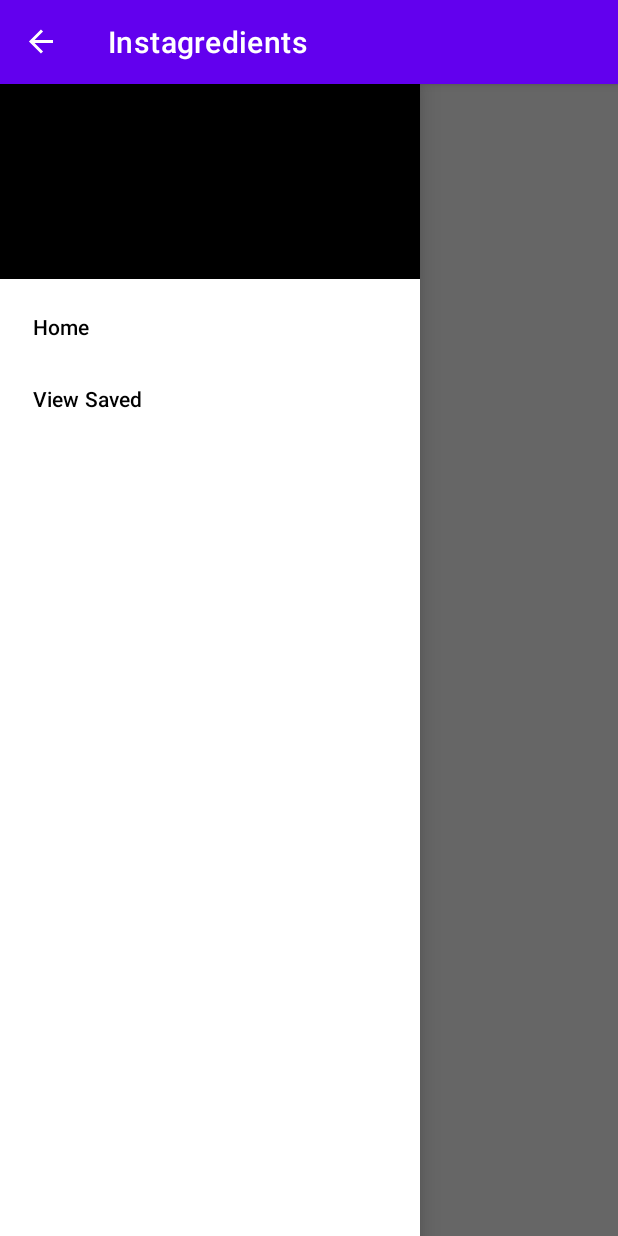
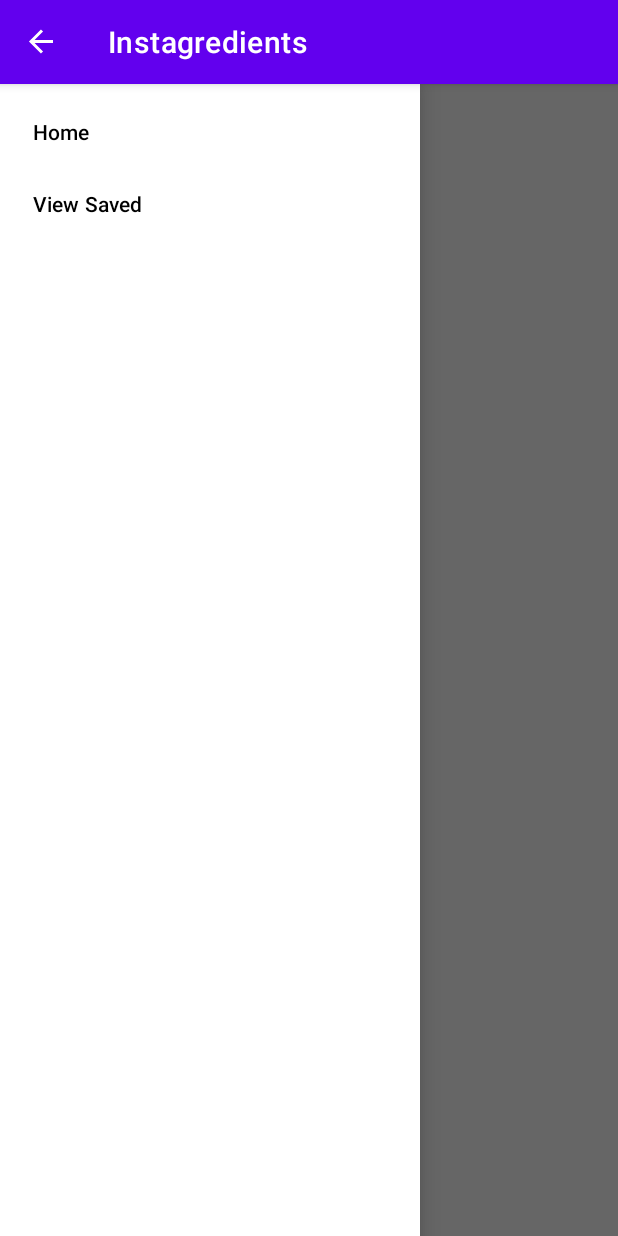
Before and after one commit to linxatwit/Instagredients, an Android app: the screen it shows after launch (MainActivity), with the side drawer open, on a phone screen of 412 x 824 dp. Run offline under Robolectric (Android 15) with nearby library versions, the phone set to English and light mode, and no system bars.

Commit message:
remove header

```diff
--- a/app/src/main/res/layout/activity_main.xml
+++ b/app/src/main/res/layout/activity_main.xml
@@ -29,7 +29,6 @@
         android:layout_width="wrap_content"
         android:layout_height="match_parent"
         android:layout_gravity="start"
-        app:headerLayout="@layout/nav_header"
         app:menu="@menu/navigation_menu">
 
     </com.google.android.material.navigation.NavigationView>
--- a/app/src/main/res/layout/nav_header.xml
+++ /dev/null
@@ -1,19 +0,0 @@
-<?xml version="1.0" encoding="utf-8"?>
-<androidx.constraintlayout.widget.ConstraintLayout xmlns:android="http://schemas.android.com/apk/res/android"
-    xmlns:app="http://schemas.android.com/apk/res-auto"
-    android:layout_width="match_parent"
-    android:layout_height="match_parent">
-
-    <LinearLayout
-        android:layout_width="match_parent"
-        android:layout_height="130dp"
-        android:background="@android:color/black"
-        android:orientation="vertical"
-        app:layout_constraintBottom_toBottomOf="parent"
-        app:layout_constraintStart_toStartOf="parent"
-        app:layout_constraintTop_toTopOf="parent"
-        app:layout_constraintVertical_bias="0.0">
-
-    </LinearLayout>
-
-</androidx.constraintlayout.widget.ConstraintLayout>
```
